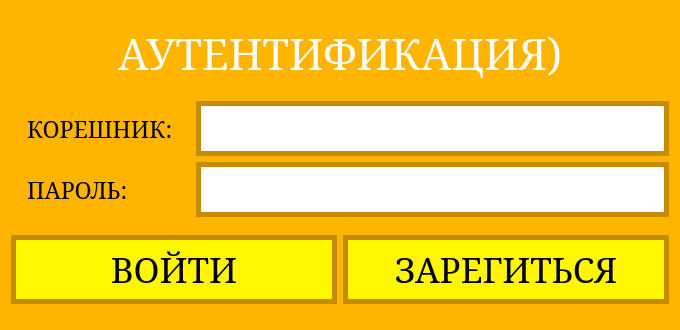
This is PesterChum/auth.ui in S032/PesterChum as Qt 5 draws it before an edit. The edited form follows.
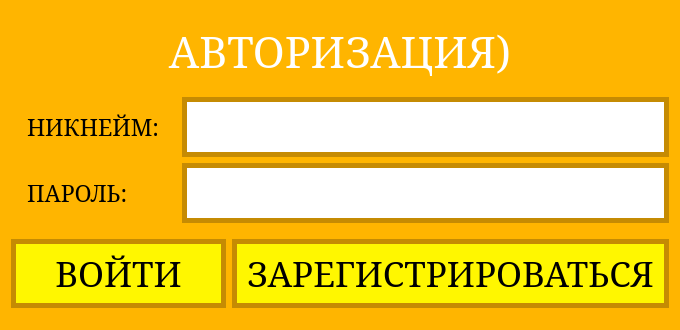
This is the edited form.

Patch:
```diff
--- a/PesterChum/auth.ui
+++ b/PesterChum/auth.ui
@@ -45,7 +45,7 @@
       <string notr="true"/>
      </property>
      <property name="text">
-      <string>АУТЕНТИФИКАЦИЯ)</string>
+      <string>АВТОРИЗАЦИЯ)</string>
      </property>
      <property name="alignment">
       <set>Qt::AlignCenter</set>
@@ -70,7 +70,7 @@
 </string>
          </property>
          <property name="text">
-          <string>КОРЕШНИК:</string>
+          <string>НИКНЕЙМ:</string>
          </property>
         </widget>
        </item>
@@ -102,10 +102,16 @@
            <verstretch>0</verstretch>
           </sizepolicy>
          </property>
+         <property name="minimumSize">
+          <size>
+           <width>0</width>
+           <height>60</height>
+          </size>
+         </property>
          <property name="maximumSize">
           <size>
            <width>16777215</width>
-           <height>55</height>
+           <height>60</height>
           </size>
          </property>
          <property name="font">
@@ -129,10 +135,16 @@
            <verstretch>0</verstretch>
           </sizepolicy>
          </property>
+         <property name="minimumSize">
+          <size>
+           <width>0</width>
+           <height>60</height>
+          </size>
+         </property>
          <property name="maximumSize">
           <size>
            <width>16777215</width>
-           <height>55</height>
+           <height>60</height>
           </size>
          </property>
          <property name="font">
@@ -215,7 +227,7 @@
 </string>
        </property>
        <property name="text">
-        <string>ЗАРЕГИТЬСЯ</string>
+        <string>ЗАРЕГИСТРИРОВАТЬСЯ</string>
        </property>
       </widget>
      </item>
```
